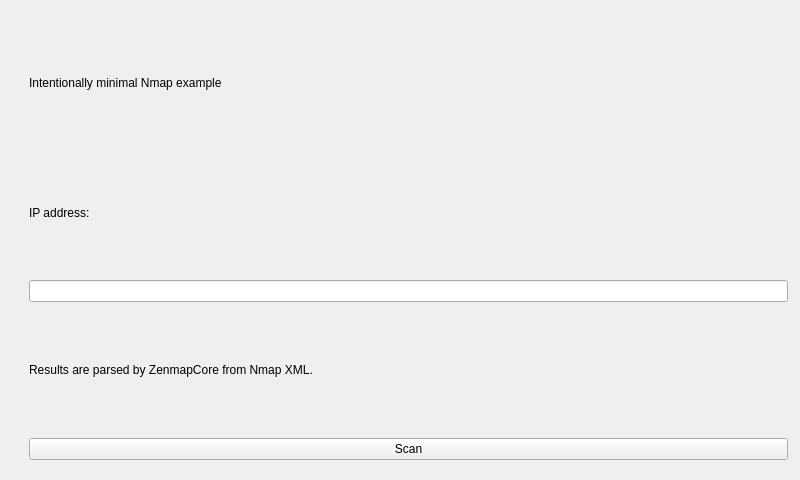
zielmicha/nmap, file zenmap/zenmapQt/project/mainwindow.ui: the form before one commit.
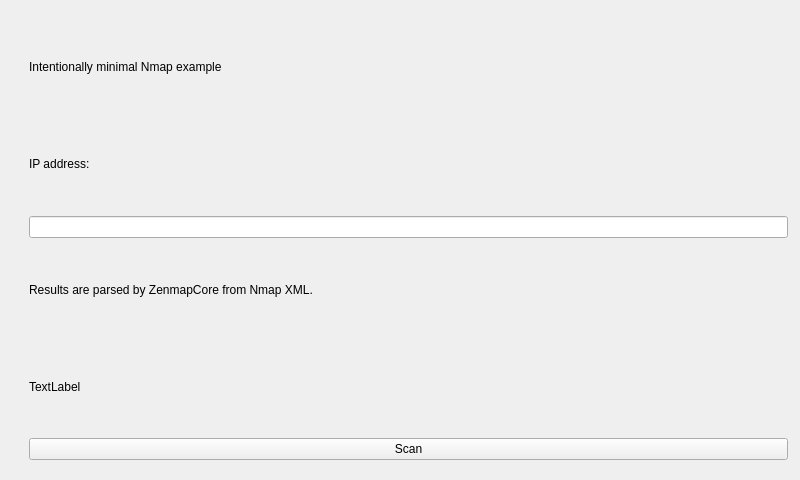
The form after the commit.

```diff
--- a/zenmap/zenmapQt/project/mainwindow.ui
+++ b/zenmap/zenmapQt/project/mainwindow.ui
@@ -48,6 +48,13 @@
        </property>
       </widget>
      </item>
+     <item>
+      <widget class="QLabel" name="label_4">
+       <property name="text">
+        <string>TextLabel</string>
+       </property>
+      </widget>
+     </item>
      <item>
       <widget class="QPushButton" name="pushButton">
        <property name="text">
```
